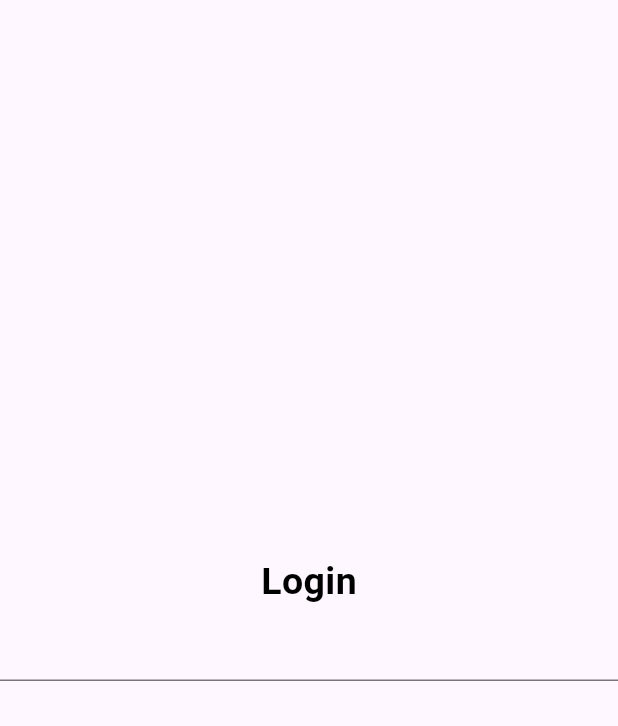
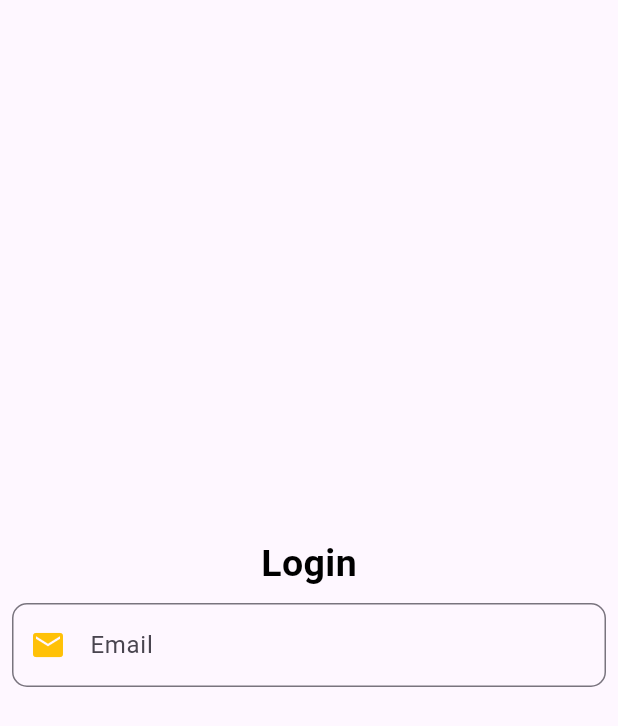
Before and after one commit to ritishbhardwaj/chat_app_flutter, a Flutter app: the screen it shows after launch, on a phone screen of 412 x 824 dp. Shown: the top 726 px of the screen. Run offline on Flutter 3.47's test engine with Material 3 defaults, Android fonts, the phone set to English and light mode, and no system bars.

Commit message:
"Adding logic to our Login Page {adding validator}"

```diff
--- a/lib/screens/login_screen.dart
+++ b/lib/screens/login_screen.dart
@@ -2,10 +2,14 @@
 
 
 import 'package:chat_app/styles/constant_styles.dart';
+import 'package:chat_app/widgets/custom_text_field_widget.dart';
 import 'package:flutter/material.dart';
 
 class LoginScreen extends StatelessWidget {
   const LoginScreen({super.key});
+
+
+
 
   @override
   Widget build(BuildContext context) {
@@ -14,9 +18,50 @@ class LoginScreen extends StatelessWidget {
         mainAxisAlignment: MainAxisAlignment.center,
         children: [
           Text("Login", style:titleTextStyle,),
-          TextFormField(),
+
+          //Email Vala Box
+          CustomTextField(hintText: "Email", isPassword: false, icon:Icons.email),
+
+
         ],
       ),
     );
   }
 }
+
+// class CustomTextField extends StatelessWidget {
+//   const CustomTextField({
+//     super.key,
+//   });
+
+//   @override
+//   Widget build(BuildContext context) {
+//     return Padding(
+//       padding: const EdgeInsets.all(8.0),
+//       child: TextFormField(
+//         obscureText: true,
+
+//         decoration: InputDecoration(
+//           suffixIcon: Icon(Icons.visibility),
+//           prefixIcon: Icon(Icons.email,color: Colors.amber,),
+
+//           hintText: "Email",
+
+//           border: OutlineInputBorder(
+//             borderRadius: BorderRadius.all(Radius.circular(10))
+//           ),
+
+//           focusedBorder: OutlineInputBorder(
+//             borderRadius: BorderRadius.circular(10),
+//             borderSide: BorderSide(color: Colors.blue ,width: 2),
+//           ),
+
+//           errorBorder: OutlineInputBorder(
+//               borderRadius: BorderRadius.circular(10),
+//               borderSide: BorderSide(color: Colors.red,width: 2),
+//           ),
+//         ),
+//       ),
+//     );
+//   }
+// }
--- /dev/null
+++ b/lib/widgets/custom_text_field_widget.dart
@@ -0,0 +1,59 @@
+import 'package:flutter/material.dart';
+
+class CustomTextField extends StatefulWidget {
+  const CustomTextField({
+    super.key, required this.hintText, required this.isPassword, required this.icon, this.validator,
+  });
+
+  final String hintText ;
+  final bool isPassword;
+  final IconData icon;
+  final String? Function(String?)? validator;
+
+  @override
+  State<CustomTextField> createState() => _CustomTextFieldState();
+}
+
+class _CustomTextFieldState extends State<CustomTextField> {
+  bool showHidePassword =true;
+
+  @override
+  Widget build(BuildContext context) {
+    return Padding(
+      padding: const EdgeInsets.all(8.0),
+      child: TextFormField(
+
+        validator: widget.validator ,
+
+        obscureText: widget.isPassword && showHidePassword,
+
+        decoration: InputDecoration(
+          suffixIcon: widget.isPassword? IconButton(onPressed: (){
+            showHidePassword = !showHidePassword;
+            setState(() {});
+          },
+           icon: showHidePassword ? Icon(Icons.visibility): Icon(Icons.visibility_off)
+           ) :  SizedBox.shrink(),
+
+          prefixIcon: Icon(widget.icon,color: Colors.amber,),
+
+          hintText: "Email",
+
+          border: OutlineInputBorder(
+            borderRadius: BorderRadius.all(Radius.circular(10))
+          ),
+
+          focusedBorder: OutlineInputBorder(
+            borderRadius: BorderRadius.circular(10),
+            borderSide: BorderSide(color: Colors.blue ,width: 2),
+          ),
+
+          errorBorder: OutlineInputBorder(
+              borderRadius: BorderRadius.circular(10),
+              borderSide: BorderSide(color: Colors.red,width: 2),
+          ),
+        ),
+      ),
+    );
+  }
+}
```
